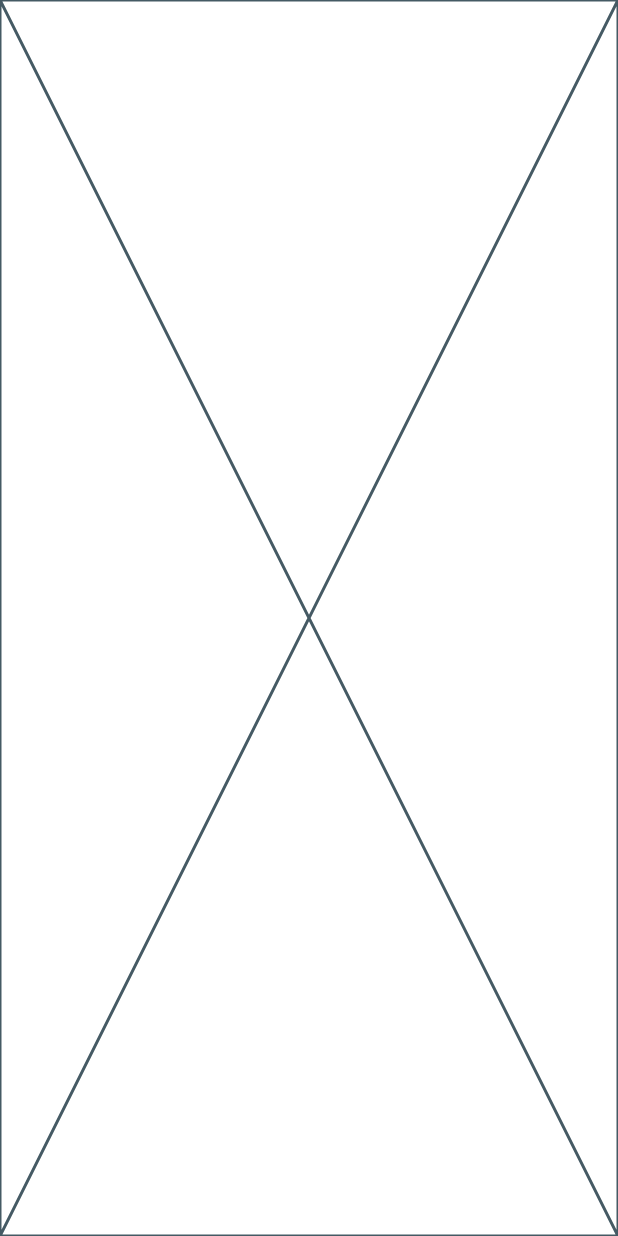
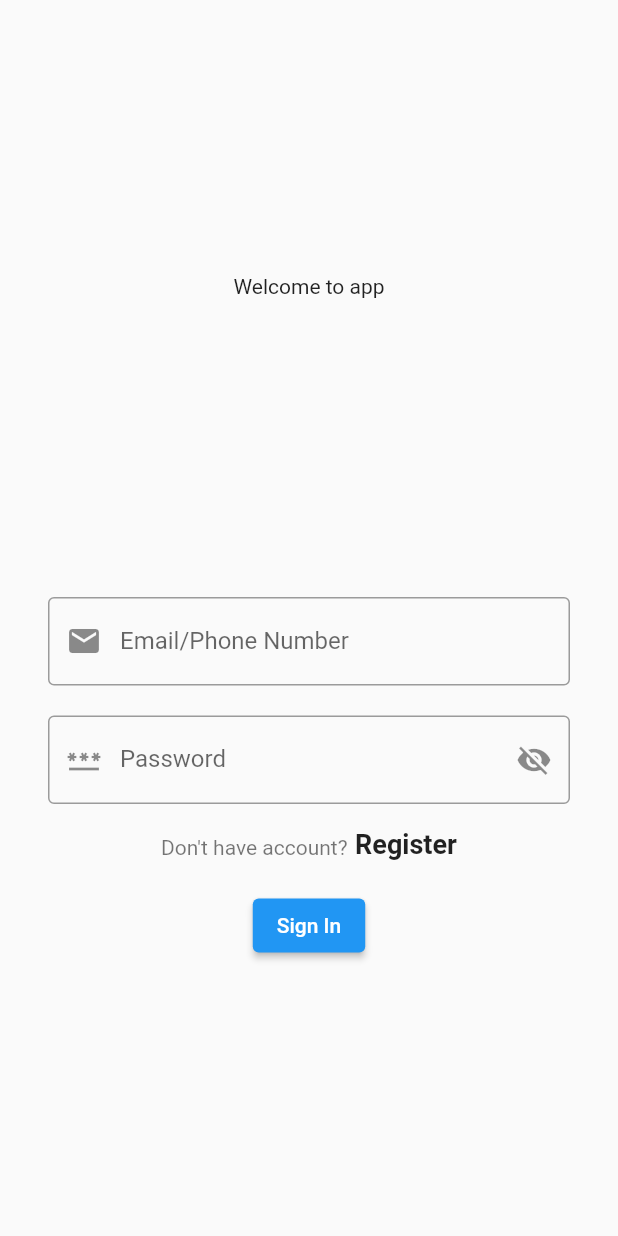
Before and after one commit to Hitesh123mori/Scanner-App---Flutter, a Flutter app: the screen it shows after launch, on a phone screen of 412 x 824 dp. Run offline on Flutter 3.47's test engine with Material 2 defaults, Android fonts, the phone set to English and light mode, and no system bars; our stand-ins replace firebase_auth; accounts and stored records are empty.

Commit message:
Final Commit

```diff
--- a/lib/screens/login.dart
+++ b/lib/screens/login.dart
@@ -1,5 +1,5 @@
+import 'package:firebase_auth/firebase_auth.dart';
 import 'package:flutter/material.dart' ;
-
 class LoginScreen extends StatefulWidget {
   const LoginScreen({Key? key}) : super(key: key);
 
@@ -8,8 +8,127 @@ class LoginScreen extends StatefulWidget {
 }
 
 class _LoginScreenState extends State<LoginScreen> {
+  bool _isPasswordVisible = false;
+
+  final _email_controller = TextEditingController();
+  final _password_controller = TextEditingController();
+
+  get child => null;
+
   @override
   Widget build(BuildContext context) {
-    return const Placeholder();
+    return Scaffold(
+      body: SafeArea(
+        child: Column(
+          mainAxisAlignment: MainAxisAlignment.center,
+          crossAxisAlignment: CrossAxisAlignment.center,
+          children: [
+
+            Expanded(child: SizedBox()),
+
+            Text("Welcome to app"),
+
+            Expanded(child: SizedBox()),
+
+            Padding(
+              padding: const EdgeInsets.symmetric(vertical: 16, horizontal: 32),
+              child: Column(
+                children: [
+                  TextFormField(
+                    decoration: const InputDecoration(
+                      labelText: "Email/Phone Number",
+                      hintText: "Enter Phonenumber" ,
+                      prefixIcon: Icon(Icons.mail),
+                      border: OutlineInputBorder(),
+                    ),
+                    controller: _email_controller,
+                  ),
+
+                  SizedBox(height: 20,),
+
+                  TextFormField(
+                    obscureText: !_isPasswordVisible, // toggle password visibility
+                    decoration: InputDecoration(
+                      labelText: 'Password',
+                      border: OutlineInputBorder(),
+                      prefixIcon: const Icon(Icons.password),
+                      suffixIcon: IconButton(
+                        icon: Icon(
+                          _isPasswordVisible ? Icons.visibility : Icons.visibility_off,
+                        ),
+                        onPressed: () {
+                          setState(() {
+                            _isPasswordVisible = !_isPasswordVisible;
+                          });
+                        },
+                      ),
+                    ),
+                    controller: _password_controller,
+                  )
+                ],
+              ),
+            ),
+
+            signUpOption(),
+
+            SizedBox(height: 20,),
+
+
+            ElevatedButton(onPressed: (){
+              FirebaseAuth.instance
+                  .signInWithEmailAndPassword(email: _email_controller.text, password: _password_controller.text)
+                  .then((value) {
+
+                UserId.uid = value.user!.uid;
+                //ToDo: add navigator to home screen
+                UserId.uid = value.user!.uid;
+                //ToDo: add navigator to home screen
+                Navigator.pushReplacement(context, MaterialPageRoute(builder: (context)=>HomeScreen()));
+
+              })
+                  .onError((error, stackTrace) {
+                print("Failed to sign in $error");
+
+                showDialog(context: context, builder: (BuildContext context){
+                  return AlertDialog(
+                    title: const Text("Sign In Failed"),
+                    content: Text(error.toString()), //todo: place appropriate msg
+                  );
+                });
+              });
+            },
+
+              child: Text("Sign In"),
+            ),
+
+            Expanded(child: SizedBox()),
+
+          ],
+        ) ,
+      ),
+    );
+  }
+  Row signUpOption(){
+    return Row(
+      mainAxisAlignment: MainAxisAlignment.center,
+      crossAxisAlignment: CrossAxisAlignment.end,
+      // ignore: prefer_const_literals_to_create_immutables
+      children:  [
+        const Text(
+          "Don't have account?",
+          style: TextStyle(color: Colors.black54),),
+
+        SizedBox(width: 5,),
+
+        GestureDetector(
+          onTap: () {
+            Navigator.push(context, MaterialPageRoute(builder: (context)=>Register())) ;
+          },
+
+          child: const Text("Register",
+              style: TextStyle(color: Colors.black87, fontWeight: FontWeight.bold, fontSize: 18)),
+        ) ,
+      ],
+    );
   }
 }
--- a/pubspec.yaml
+++ b/pubspec.yaml
@@ -35,7 +35,9 @@ dependencies:
   # The following adds the Cupertino Icons font to your application.
   # Use with the CupertinoIcons class for iOS style icons.
   cupertino_icons: ^1.0.2
-
+  cloud_firestore: ^4.5.1
+  firebase_core: ^2.9.0
+  firebase_auth: ^4.4.1
 dev_dependencies:
   flutter_test:
     sdk: flutter
```
Also changed, not shown: pubspec.lock, 1 other file.
